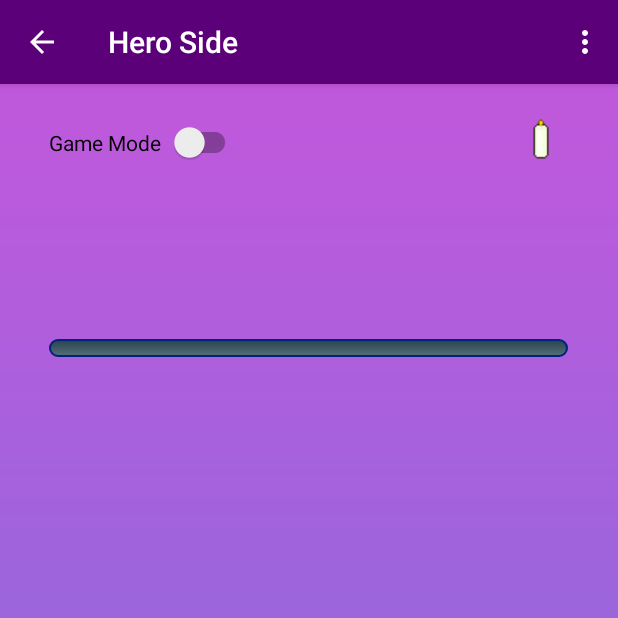
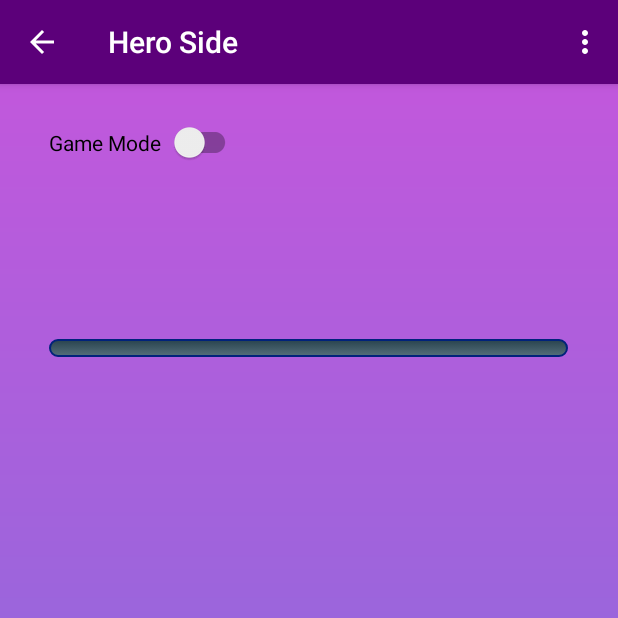
Before and after one commit to ivochan/WumpusWorldGame, an Android app: the HeroSide screen opened directly, with no data from a screen before it, on a phone screen of 412 x 824 dp, the top half of it. Run offline under Robolectric (Android 15) with nearby library versions, the phone set to English and light mode, and no system bars; libraries missing offline, so code that uses them is left out: game.structure.map; 5 statements that could not run were skipped.

Commit message:
correzioni schermata di gioco

```diff
--- a/app/src/main/java/com/example/wumpusworldgame/activities/HeroSide.java
+++ b/app/src/main/java/com/example/wumpusworldgame/activities/HeroSide.java
@@ -1,5 +1,4 @@
 package com.example.wumpusworldgame.activities;
-import android.content.Context;
 import android.content.Intent;
 import android.media.MediaPlayer;
 import android.os.Bundle;
@@ -10,12 +9,15 @@ import android.view.MenuInflater;
 import android.view.MenuItem;
 import android.view.View;
 import android.view.ViewGroup;
+import android.widget.Button;
 import android.widget.GridView;
-import android.widget.TextView;
 import android.widget.Toast;
 import androidx.appcompat.app.AppCompatActivity;
+import androidx.fragment.app.FragmentTransaction;
+
 import com.example.wumpusworldgame.R;
 import com.example.wumpusworldgame.adapters.GridViewCustomAdapter;
+
 import java.util.ArrayList;
 import game.structure.map.GameMap;
 import game.structure.map.MapConfiguration;
@@ -47,9 +49,6 @@ public class HeroSide extends AppCompatActivity {
         mp = MediaPlayer.create(HeroSide.this,R.raw.the_good_fight);
 
         //##### schermata di caricamento #####
-       CharSequence text = "Hello toast!";
-        int duration = Toast.LENGTH_SHORT;
-
         LayoutInflater inflater = getLayoutInflater();
         //creazione del layout
         View load_layout = inflater.inflate(R.layout.loading_custom_toast, (ViewGroup)findViewById(R.id.loading_toast_container));
@@ -60,8 +59,7 @@ public class HeroSide extends AppCompatActivity {
         load_toast.setDuration(Toast.LENGTH_SHORT);
         load_toast.setView(load_layout);
         load_toast.show();
-
-        //##### schermata di gioco #####
+          //##### schermata di gioco #####
         //esecuzione clip audio
         mp.start();
         //creazione della matrice di gioco
@@ -140,4 +138,5 @@ public class HeroSide extends AppCompatActivity {
         return false;
     }//onOptionsItemSelected(MenuItem)
 
+
 }//end HeroSide
--- a/app/src/main/res/layout/activity_hero_side.xml
+++ b/app/src/main/res/layout/activity_hero_side.xml
@@ -43,7 +43,7 @@
     </GridView>
 
     <androidx.appcompat.widget.SwitchCompat
-        android:id="@+id/switch1"
+        android:id="@+id/game_mode"
         android:layout_width="128dp"
         android:layout_height="38dp"
         android:text="@string/game_mode"
@@ -56,19 +56,4 @@
         app:layout_constraintTop_toTopOf="parent"
         app:layout_constraintVertical_bias="0.027" />
 
-    <ImageButton
-        android:id="@+id/imageButton4"
-        android:layout_width="wrap_content"
-        android:layout_height="wrap_content"
-        android:background="@android:color/transparent"
-        app:layout_constraintBottom_toBottomOf="parent"
-        app:layout_constraintEnd_toEndOf="parent"
-        app:layout_constraintHorizontal_bias="0.907"
-        app:layout_constraintStart_toStartOf="parent"
-        app:layout_constraintTop_toTopOf="parent"
-        app:layout_constraintVertical_bias="0.028"
-        app:srcCompat="@drawable/candle"
-        android:contentDescription="@string/candle" />
-
-
 </androidx.constraintlayout.widget.ConstraintLayout>
--- /dev/null
+++ b/app/src/main/res/values/attrs.xml
@@ -0,0 +1,6 @@
+<resources>
+    <declare-styleable name="FullscreenAttrs">
+        <attr name="fullscreenBackgroundColor" format="color" />
+        <attr name="fullscreenTextColor" format="color" />
+    </declare-styleable>
+</resources>
--- a/app/src/main/res/values/colors.xml
+++ b/app/src/main/res/values/colors.xml
@@ -8,5 +8,10 @@
     <color name="darkColorPrimary">@color/dark_indigo_600</color>
     <color name="darkColorPrimaryVariant">@color/indigo_900</color>
     <color name="darkColorOnPrimary">@color/sugar_paper</color>
+    <color name="light_blue_600">#FF039BE5</color>
+    <color name="light_blue_900">#FF01579B</color>
+    <color name="light_blue_A200">#FF40C4FF</color>
+    <color name="light_blue_A400">#FF00B0FF</color>
+    <color name="black_overlay">#66000000</color>
     <!-- altri colori -->
 </resources>
--- a/app/src/main/res/values/strings.xml
+++ b/app/src/main/res/values/strings.xml
@@ -47,4 +47,9 @@
     <string name="human_mode">Human Player</string>
     <string name="map_button">Game map</string>
     <string name="candle">candle icon for info on game map</string>
+    <string name="dummy_button">Dummy Button</string>
+    <string name="dummy_content">DUMMY\nCONTENT</string>
+    <!-- TODO: Remove or change this placeholder text -->
+    <string name="hello_blank_fragment">Hello blank fragment</string>
+    <string name="todo">TODO</string>
 </resources>
```
Also changed, not shown: app/src/main/res/values-night/themes.xml (+7 -1 lines), app/src/main/res/values/styles.xml (added, +7 -0 lines), app/src/main/res/values/themes.xml (+9 -3 lines), 1 other file.
